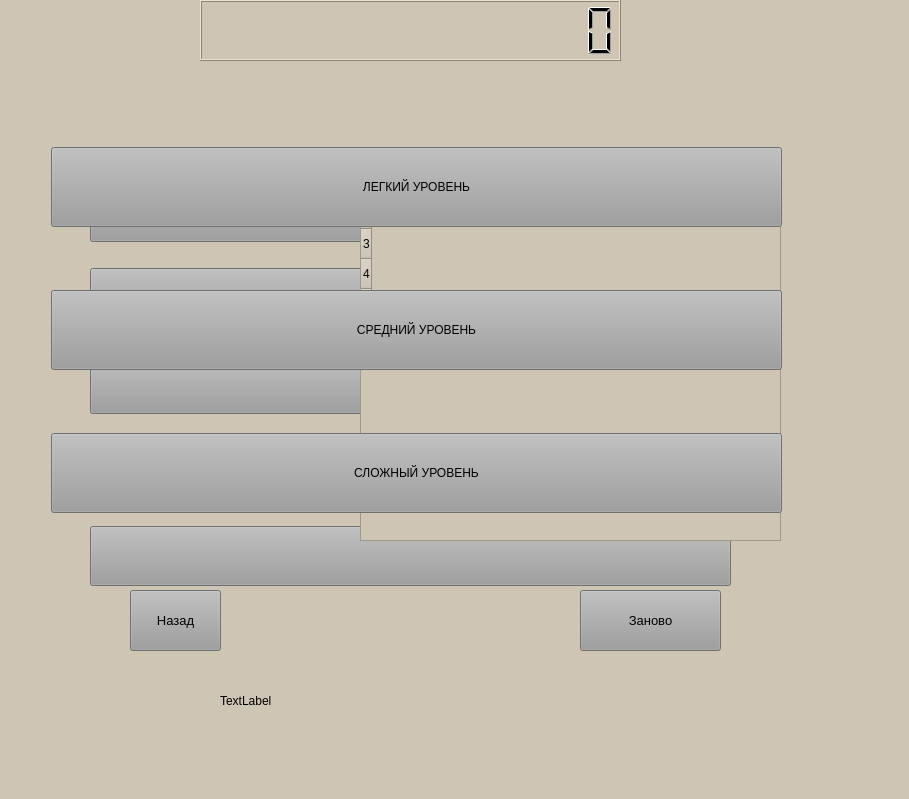
The window that mainwindow.ui (samoha1337/Questionnaire) describes before a commit, drawn with Qt 5.
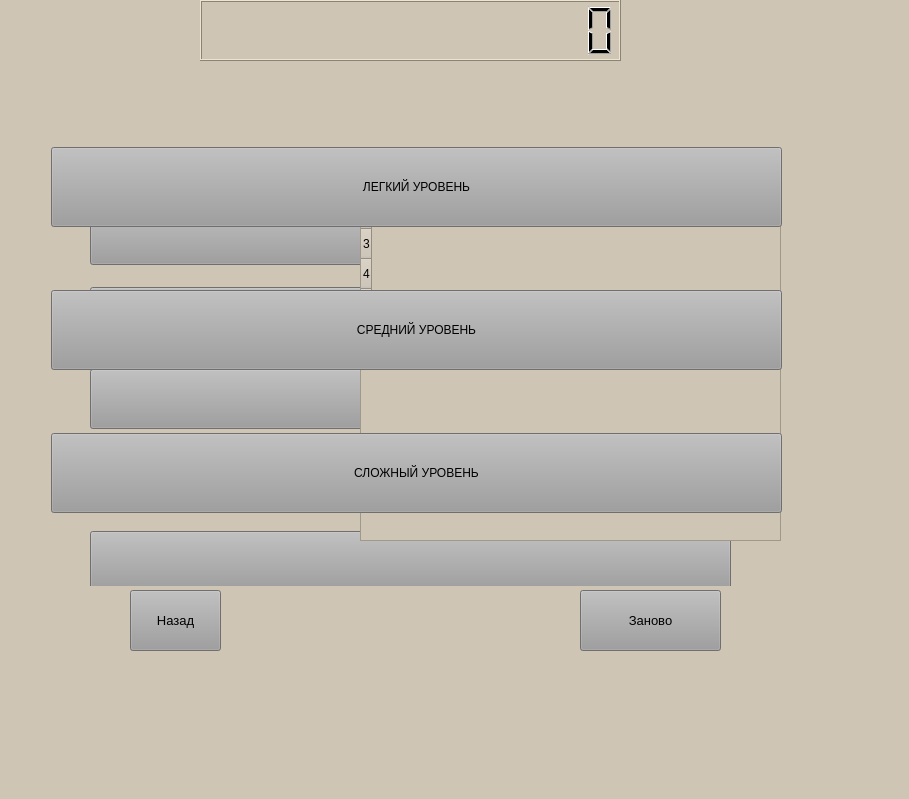
The same window after the commit.

Commit message: add random arrange

Diff of the .ui file:
```diff
--- a/mainwindow.ui
+++ b/mainwindow.ui
@@ -39,24 +39,12 @@
     <property name="geometry">
      <rect>
       <x>90</x>
-      <y>70</y>
+      <y>205</y>
       <width>641</width>
-      <height>516</height>
+      <height>381</height>
      </rect>
     </property>
     <layout class="QVBoxLayout" name="verticalLayout">
-     <item>
-      <widget class="QLabel" name="label">
-       <property name="font">
-        <font>
-         <pointsize>10</pointsize>
-        </font>
-       </property>
-       <property name="text">
-        <string/>
-       </property>
-      </widget>
-     </item>
      <item>
       <widget class="QPushButton" name="pushButton">
        <property name="minimumSize">
@@ -433,17 +421,22 @@
      <string>СЛОЖНЫЙ УРОВЕНЬ</string>
     </property>
    </widget>
-   <widget class="QLabel" name="label_2">
+   <widget class="QLabel" name="label">
     <property name="geometry">
      <rect>
-      <x>220</x>
-      <y>680</y>
-      <width>371</width>
-      <height>41</height>
+      <x>70</x>
+      <y>70</y>
+      <width>639</width>
+      <height>71</height>
      </rect>
     </property>
+    <property name="font">
+     <font>
+      <pointsize>10</pointsize>
+     </font>
+    </property>
     <property name="text">
-     <string>TextLabel</string>
+     <string/>
     </property>
    </widget>
   </widget>
```
Left out of the diff: 1 changed line with no effect on the pictures. The commit also changes 2 other files.
